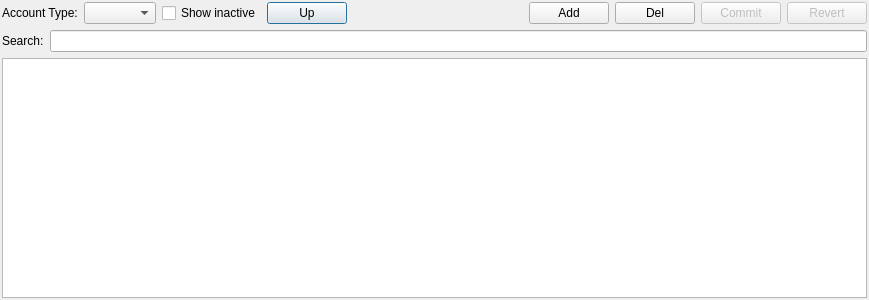
Qt form jal/ui/reference_data_dlg.ui (titov-vv/jal) before a commit.
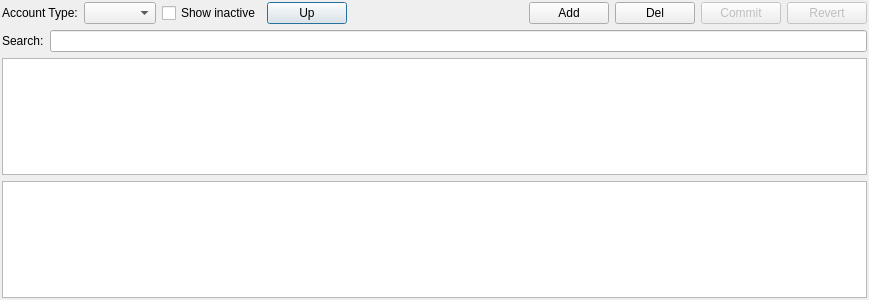
The same form after that commit.

Commit message: CategoryListModel class changed to CategoryTreeModel in order to have "true" tree.

```diff
--- a/jal/ui/reference_data_dlg.ui
+++ b/jal/ui/reference_data_dlg.ui
@@ -192,6 +192,9 @@
      </attribute>
     </widget>
    </item>
+   <item>
+    <widget class="QTreeView" name="TreeView"/>
+   </item>
   </layout>
  </widget>
  <resources/>
```
The commit also changes 5 other files.
